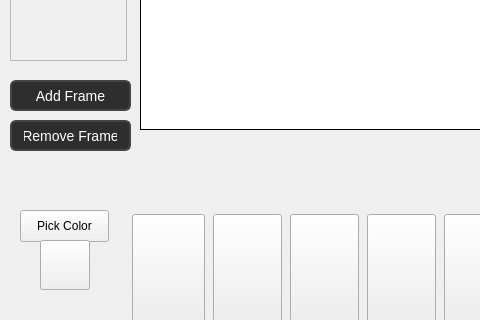
Above: mainwindow.ui from ElijahTolton/SpriteSmith before the change; both pictures show x 0 to 480 and y 280 to 600 of the 800 by 600 pixel window. Below: the same form after it.
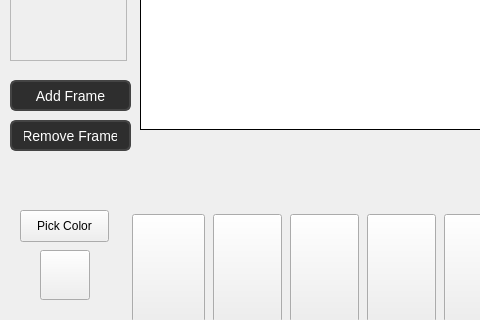
That is the form after the change. Custom widgets are drawn as their Qt base class.

```diff
--- a/mainwindow.ui
+++ b/mainwindow.ui
@@ -606,7 +606,7 @@
     <property name="geometry">
      <rect>
       <x>40</x>
-      <y>520</y>
+      <y>530</y>
       <width>50</width>
       <height>50</height>
      </rect>
```
